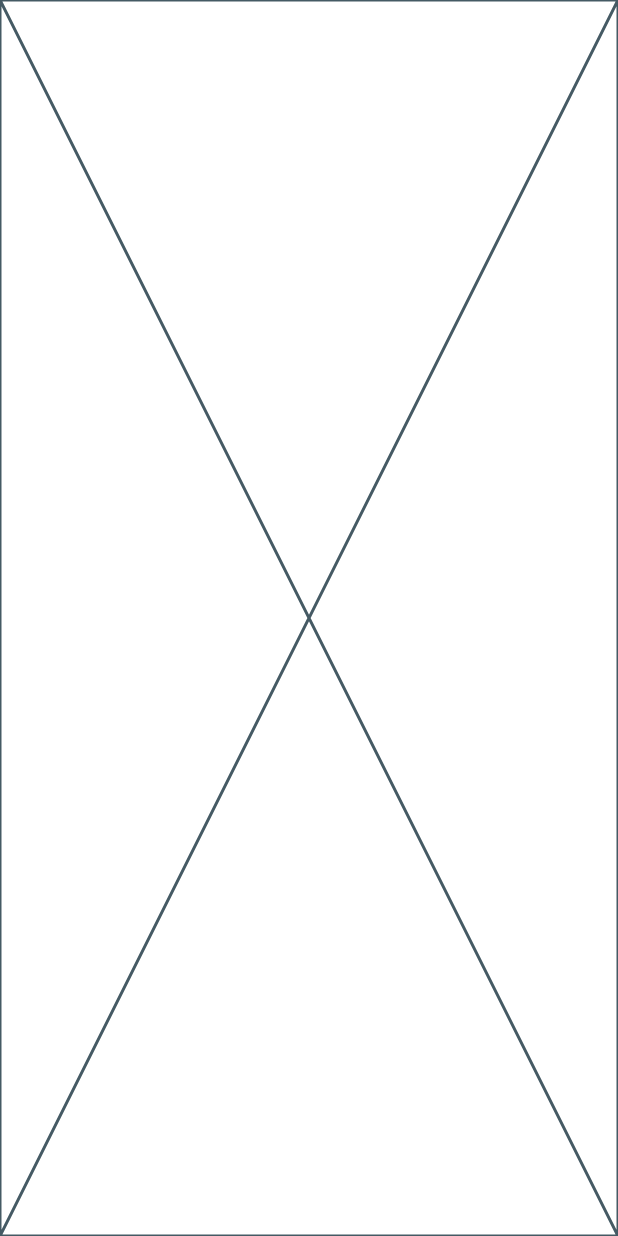
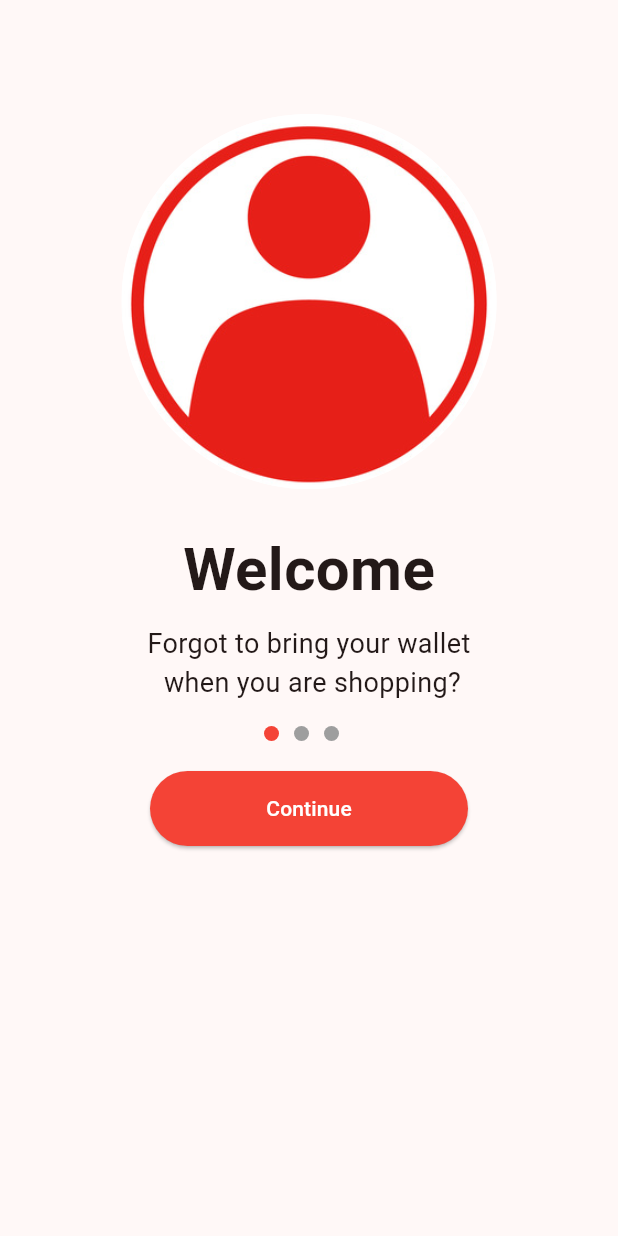
Before and after one commit to dzikribdr/KB1179-1123150049-uts, a Flutter app: the screen it shows after launch, on a phone screen of 412 x 824 dp. Run offline on Flutter 3.47's test engine with Material 3 defaults, Android fonts, the phone set to English and light mode, and no system bars.

Commit message:
Pembuatan final splash screen 1

```diff
--- a/lib/screen/splash1.dart
+++ b/lib/screen/splash1.dart
@@ -1,10 +1,108 @@
 import 'package:flutter/material.dart';
+import 'package:uts_dzikri/screen/splash2.dart';
 
 class MySplash1 extends StatelessWidget {
   const MySplash1({super.key});
 
   @override
   Widget build(BuildContext context) {
-    return const Placeholder();
+    return Scaffold(
+      appBar: AppBar(),
+      body: Column(
+        mainAxisAlignment: MainAxisAlignment.center,
+        children: [
+          const SizedBox(height: 20),
+          Container(
+            margin: const EdgeInsets.only(bottom: 25),
+            width: 250,
+            height: 250,
+            decoration: const BoxDecoration(
+              shape: BoxShape.circle,
+              color: Colors.white,
+              image: DecorationImage(
+                image: AssetImage("assets/ppl1.jpeg"),
+                fit: BoxFit.cover,
+              ),
+            ),
+          ),
+          const Text(
+            "Welcome",
+            style: TextStyle(
+              fontSize: 40.0,
+              fontWeight: FontWeight.bold,
+            ),
+          ),
+          const SizedBox(height: 8),
+          const Text(
+            "Forgot to bring your wallet \n when you are shopping?",
+            textAlign: TextAlign.center,
+            style: TextStyle(
+              fontSize: 18.0,
+            ),
+          ),
+          const SizedBox(height: 16),
+
+          Row(
+            mainAxisAlignment: MainAxisAlignment.center,
+            children: [
+              Container(
+                width: 10,
+                height: 10,
+                decoration: BoxDecoration(
+                  shape: BoxShape.circle,
+                  color: Colors.red,
+                ),
+              ),
+              const SizedBox(width: 10),
+              Container(
+                width: 10,
+                height: 10,
+                decoration: BoxDecoration(
+                  shape: BoxShape.circle,
+                  color: Colors.grey,
+                ),
+              ),
+              const SizedBox(width: 10),
+              Container(
+                width: 10,
+                height: 10,
+                decoration: BoxDecoration(
+                  shape: BoxShape.circle,
+                  color: Colors.grey,
+                ),
+              ),
+              const SizedBox(width: 10),
+            ],
+          ),
+
+          const SizedBox(height: 20),
+          Container(
+            margin: const EdgeInsetsDirectional.only(start: 100.0, end: 100.0),
+            child: SizedBox(
+              height: 50,
+              width: 400,
+              child: ElevatedButton(
+                onPressed: () {
+                  Navigator.push(
+                    context,
+                    MaterialPageRoute(builder: (context) => MySplash2()),
+                  );
+                },
+                style: ElevatedButton.styleFrom(
+                  backgroundColor: Colors.red,
+                ),
+                child: const Text(
+                  "Continue",
+                  style: TextStyle(
+                    color: Colors.white,
+                  ),
+                ),
+              ),
+            ),
+          ),
+          const Spacer(),
+        ],
+      ),
+    );
   }
 }
--- /dev/null
+++ b/lib/screen/splash2.dart
@@ -0,0 +1,10 @@
+import 'package:flutter/material.dart';
+
+class MySplash2 extends StatelessWidget {
+  const MySplash2({super.key});
+
+  @override
+  Widget build(BuildContext context) {
+    return const Placeholder();
+  }
+}
--- a/pubspec.yaml
+++ b/pubspec.yaml
@@ -56,6 +56,8 @@ flutter:
   # included with your application, so that you can use the icons in
   # the material Icons class.
   uses-material-design: true
+  assets:
+   - assets/ppl1.jpeg
 
   # To add assets to your application, add an assets section, like this:
   # assets:
```
Also changed, not shown: assets/ppl1.jpeg (added).
